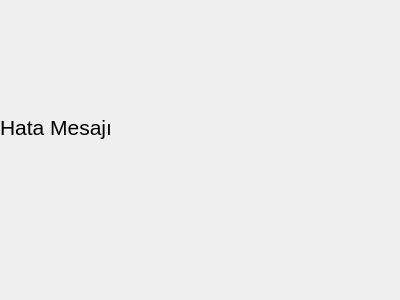
Above: ErrorWindow.ui from OsmanBuyuksar/KutuphaneOtomasyonSistemi before the change. Below: the same form after it.
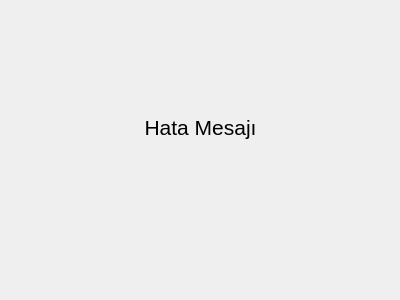
That is the form after the change.

The edit to the form file:
```diff
--- a/ErrorWindow.ui
+++ b/ErrorWindow.ui
@@ -30,6 +30,9 @@
    <property name="text">
     <string>Hata Mesajı</string>
    </property>
+   <property name="alignment">
+    <set>Qt::AlignCenter</set>
+   </property>
   </widget>
  </widget>
  <resources/>
```
